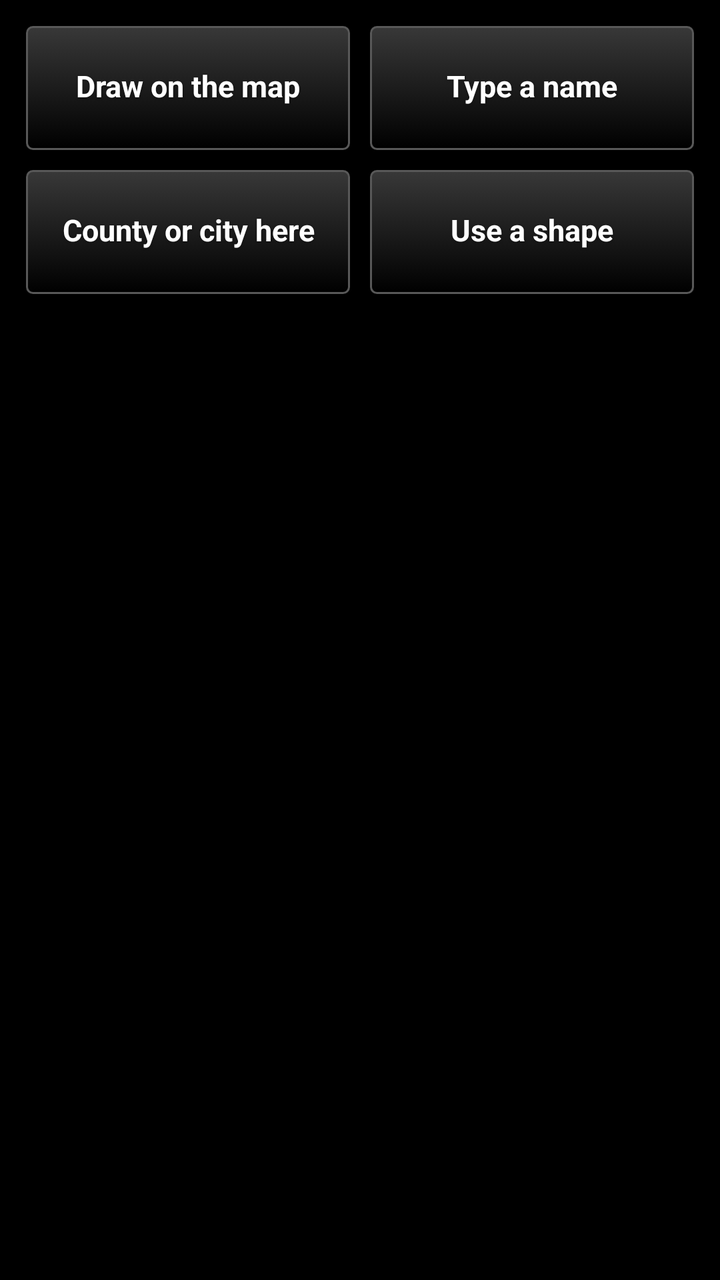
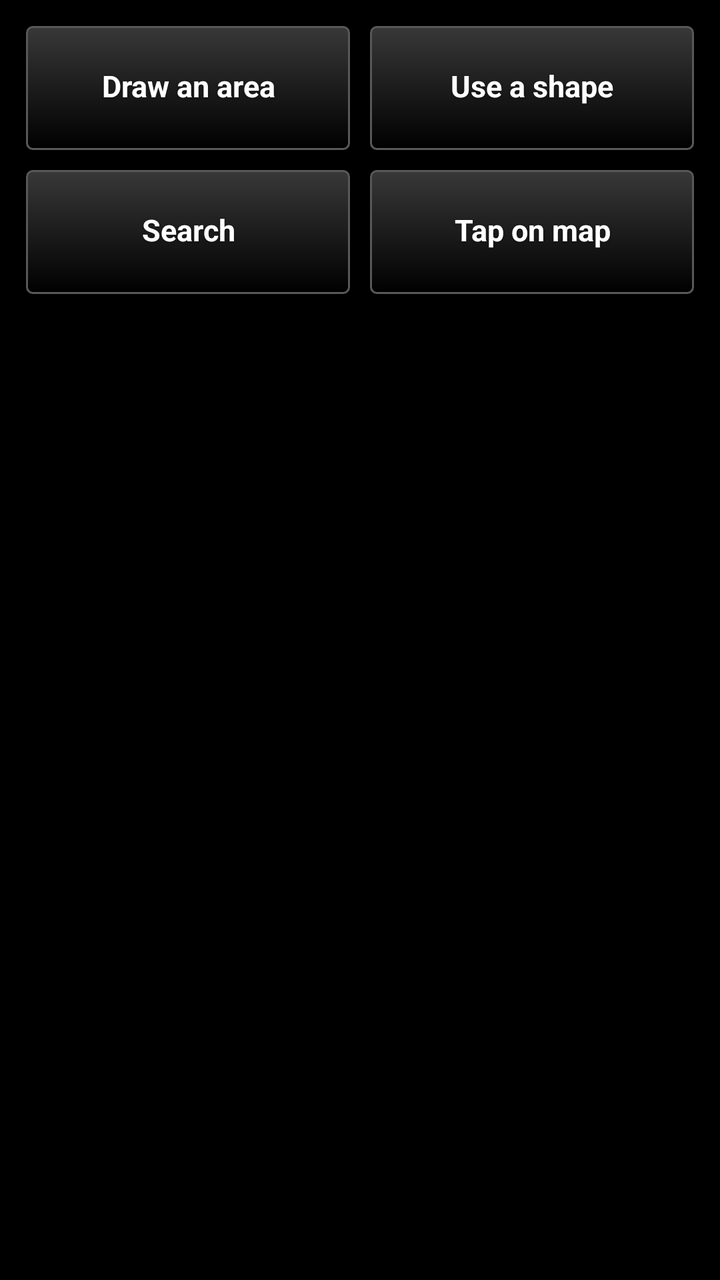

Compare the two renders of this Android layout. The source of the first and the diff that turns it into the second are given below.
<!-- AndroidManifest.xml: application theme AppTheme -->
<!-- res/layout/new_area.xml -->
<?xml version="1.0" encoding="utf-8"?>
<LinearLayout xmlns:android="http://schemas.android.com/apk/res/android"
    android:layout_width="match_parent"
    android:layout_height="wrap_content"
    android:orientation="vertical"
    android:padding="12dp">

    <LinearLayout
        android:layout_width="match_parent"
        android:layout_height="wrap_content"
        android:orientation="horizontal">

        <Button
            android:id="@+id/new_draw"
            style="@style/TakwerxButton"
            android:layout_width="0dp"
            android:layout_weight="1"
            android:layout_height="64dp"
            android:text="@string/new_draw" />

        <Button
            android:id="@+id/new_name"
            style="@style/TakwerxButton"
            android:layout_width="0dp"
            android:layout_weight="1"
            android:layout_height="64dp"
            android:layout_marginLeft="8dp"
            android:text="@string/new_name" />
    </LinearLayout>

    <LinearLayout
        android:layout_width="match_parent"
        android:layout_height="wrap_content"
        android:orientation="horizontal"
        android:layout_marginTop="8dp">

        <Button
            android:id="@+id/new_here"
            style="@style/TakwerxButton"
            android:layout_width="0dp"
            android:layout_weight="1"
            android:layout_height="64dp"
            android:text="@string/new_here" />

        <Button
            android:id="@+id/new_shape"
            style="@style/TakwerxButton"
            android:layout_width="0dp"
            android:layout_weight="1"
            android:layout_height="64dp"
            android:layout_marginLeft="8dp"
            android:text="@string/new_shape" />
    </LinearLayout>
</LinearLayout>
<!-- resources referenced by this layout -->
<resources>
  <string name="new_draw">Draw on the map</string>
  <string name="new_here">County or city here</string>
  <string name="new_name">Type a name</string>
  <string name="new_shape">Use a shape</string>
  <style name="TakwerxButton" parent="@style/darkButton">
          <item name="android:paddingLeft">12dp</item>
          <item name="android:paddingRight">12dp</item>
          <item name="android:paddingTop">6dp</item>
          <item name="android:paddingBottom">8dp</item>
          <item name="android:minHeight">44dp</item>
          <item name="android:minWidth">0dp</item>
          <item name="android:textSize">15sp</item>
          <item name="android:singleLine">true</item>
          <item name="android:ellipsize">end</item>
      </style>
  <style name="AppTheme" parent="@android:style/Theme.Holo">
          <item name="android:buttonStyle">@android:style/Widget.Button</item>
          <item name="android:imageButtonStyle">@android:style/Widget.Button</item>
          <item name="android:buttonStyleToggle">@android:style/Widget.Button</item>
          <item name="android:spinnerStyle">@style/ATAKSpinner</item>
          <item name="android:spinnerItemStyle">@style/ATAKSpinnerItem</item>
          <item name="android:editTextStyle">@style/ATAKEditText</item>
      </style>
  <style name="darkButton" parent="@android:style/Widget.Button">
          <item name="android:background">@drawable/btn_gray</item>
          <item name="android:shadowColor">@color/darker_gray</item>
          <item name="android:shadowDy">1</item>
          <item name="android:shadowRadius">2</item>
          <item name="android:textColor">@color/white</item>
          <item name="android:textStyle">bold</item>
          <item name="android:paddingTop">0dp</item>
          <item name="android:paddingBottom">3dp</item>
          <item name="android:textSize">@dimen/fontSize</item>
      </style>
  <style name="ATAKSpinner" parent="@android:style/Widget.Spinner">
          <item name="android:spinnerMode">dialog</item>
      </style>
  <style name="ATAKSpinnerItem">
          <item name="android:textColor">@android:color/white</item>
          <item name="android:dropDownVerticalOffset">0dip</item>
          <item name="android:dropDownHorizontalOffset">0dip</item>
          <item name="android:dropDownWidth">wrap_content</item>
          <item name="android:gravity">left|center_vertical</item>
      </style>
  <style name="ATAKEditText" parent="@android:style/Widget.EditText">
          
          
  
          
          <item name="android:imeOptions">flagNoFullscreen</item>
      </style>
  <color name="darker_gray">#121212</color>
  <color name="white">#ffffff</color>
  <dimen name="fontSize">14sp</dimen>
  <!-- drawable new_dark_button_disabled (drawable) -->
  <?xml version="1.0" encoding="utf-8"?>
  <layer-list xmlns:android="http://schemas.android.com/apk/res/android">
      <item android:bottom="1dp" android:right="1dp" android:left="1dp" android:top="1dp">
          <shape android:shape="rectangle">
              <corners android:radius="3dp" />
              <stroke
                  android:width="1dp"
                  android:color="#484848" />
              <solid android:color="#484848" />
          </shape>
      </item>
  </layer-list>
  <!-- drawable new_dark_button_bg (drawable) -->
  <?xml version="1.0" encoding="utf-8"?>
  <layer-list xmlns:android="http://schemas.android.com/apk/res/android">
      <item android:bottom="1dp" android:right="1dp" android:left="1dp" android:top="1dp">
          <shape android:shape="rectangle">
              <corners android:radius="3dp" />
              <stroke
                  android:width="1dp"
                  android:color="#585858" />
              <gradient
                  android:startColor="#000000"
                  android:endColor="#383838"
                  android:angle="90"/>
          </shape>
      </item>
  </layer-list>
  <!-- unchanged entries left out for length: 2 -->
</resources>

<!-- the commit's change to res/layout/new_area.xml (unified diff, before → after) -->
@@ -19,13 +19,13 @@
             android:text="@string/new_draw" />
 
         <Button
-            android:id="@+id/new_name"
+            android:id="@+id/new_shape"
             style="@style/TakwerxButton"
             android:layout_width="0dp"
             android:layout_weight="1"
             android:layout_height="64dp"
             android:layout_marginLeft="8dp"
-            android:text="@string/new_name" />
+            android:text="@string/new_shape" />
     </LinearLayout>
 
     <LinearLayout
@@ -35,20 +35,20 @@
         android:layout_marginTop="8dp">
 
         <Button
+            android:id="@+id/new_name"
+            style="@style/TakwerxButton"
+            android:layout_width="0dp"
+            android:layout_weight="1"
+            android:layout_height="64dp"
+            android:text="@string/new_name" />
+
+        <Button
             android:id="@+id/new_here"
             style="@style/TakwerxButton"
             android:layout_width="0dp"
             android:layout_weight="1"
             android:layout_height="64dp"
+            android:layout_marginLeft="8dp"
             android:text="@string/new_here" />
-
-        <Button
-            android:id="@+id/new_shape"
-            style="@style/TakwerxButton"
-            android:layout_width="0dp"
-            android:layout_weight="1"
-            android:layout_height="64dp"
-            android:layout_marginLeft="8dp"
-            android:text="@string/new_shape" />
     </LinearLayout>
 </LinearLayout>
<!-- resource entries referenced after the edit -->
@@ -1,8 +1,8 @@
 <!-- resources referenced by this layout -->
 <resources>
-  <string name="new_draw">Draw on the map</string>
-  <string name="new_here">County or city here</string>
-  <string name="new_name">Type a name</string>
+  <string name="new_draw">Draw an area</string>
+  <string name="new_here">Tap on map</string>
+  <string name="new_name">Search</string>
   <string name="new_shape">Use a shape</string>
   <style name="TakwerxButton" parent="@style/darkButton">
           <item name="android:paddingLeft">12dp</item>
